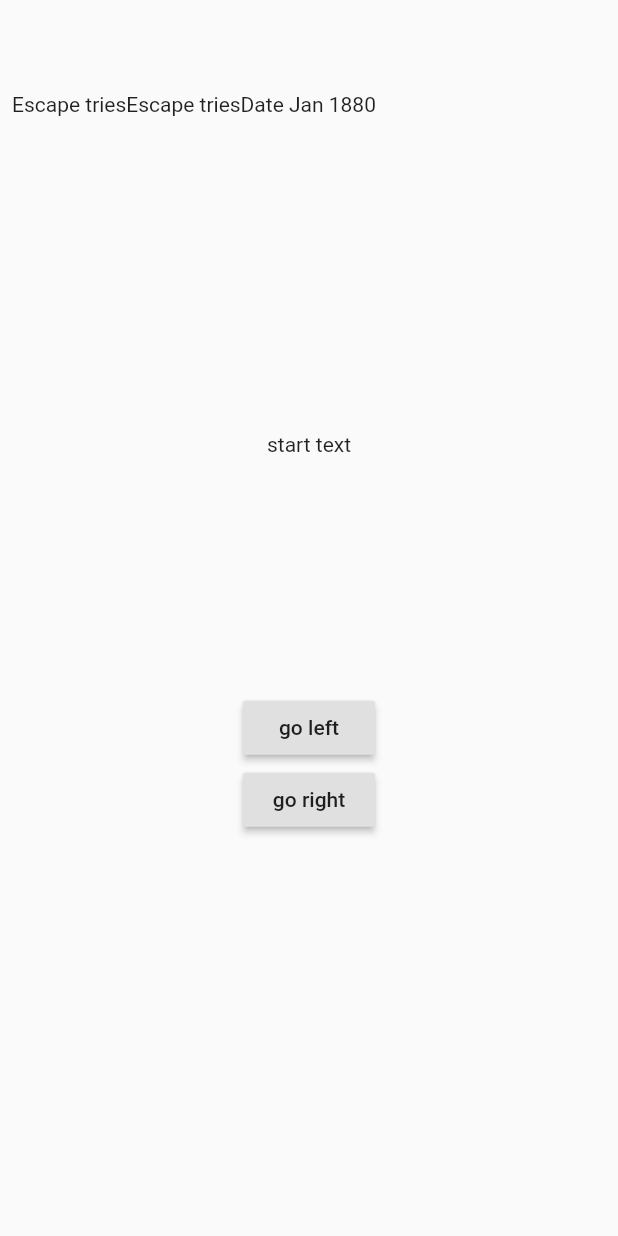
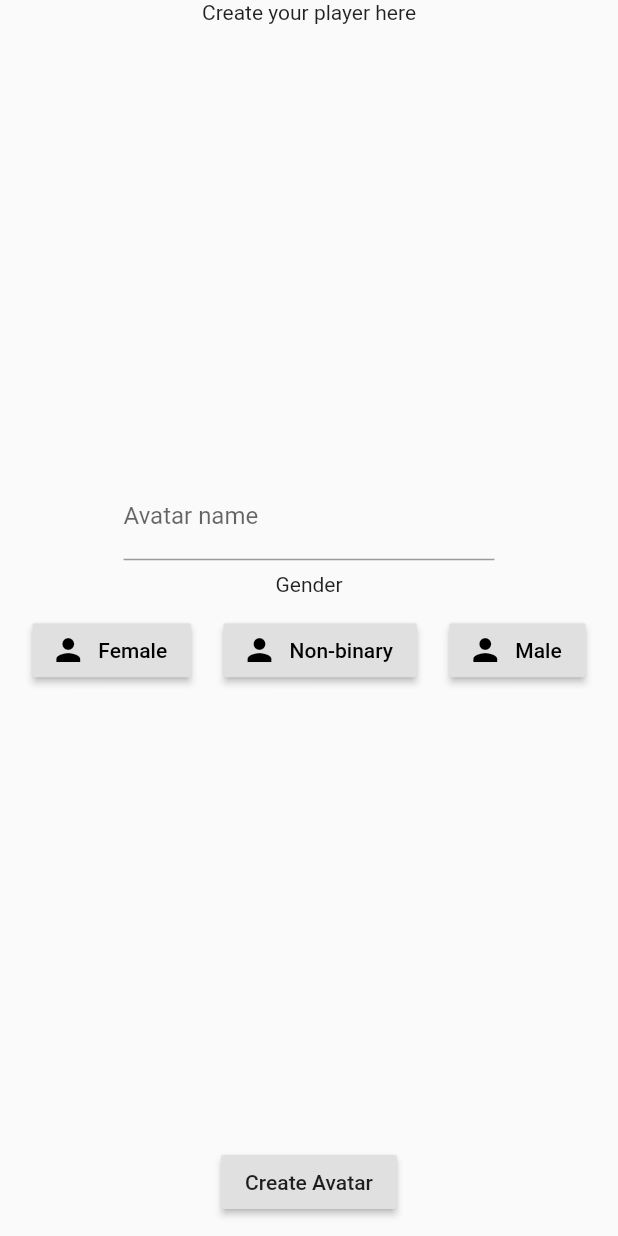
Before and after one commit to kwe-k-u/HindSight, a Flutter app: the screen it shows after launch, after a tap on "New Game", on a phone screen of 412 x 824 dp. Run offline on Flutter 3.47's test engine with Material 2 defaults, Android fonts, the phone set to English and light mode, and no system bars.

Commit message:
Added create player interface and made ui improvements

```diff
--- a/lib/UI/AboutPage.dart
+++ b/lib/UI/AboutPage.dart
@@ -11,6 +11,7 @@ class AboutPage extends StatelessWidget {
 
 
     return MaterialApp(
+      debugShowCheckedModeBanner: false,
       home: Scaffold(
         body: Container(
           child: Column(
--- a/lib/UI/BibliographyPage.dart
+++ b/lib/UI/BibliographyPage.dart
@@ -8,6 +8,8 @@ class BiblographyPage extends StatelessWidget {
       home: Scaffold(
         body: Container(
           child: ListView(
+            padding: EdgeInsets.all(12.0),
+
           children: [
             //todo use rich text
             Text("Haiti: A Long Descent to Hell | World News | The Guardian. "
--- /dev/null
+++ b/lib/UI/CreatePlayer.dart
@@ -0,0 +1,93 @@
+import 'package:flutter/cupertino.dart';
+import 'package:flutter/material.dart';
+import 'package:hindsight/UI/GamePlayInterface.dart';
+
+
+class CreatePlayer extends StatefulWidget {
+  @override
+  _CreatePlayerState createState() => _CreatePlayerState();
+}
+
+class _CreatePlayerState extends State<CreatePlayer> {
+
+  @override
+  Widget build(BuildContext context) {
+    return MaterialApp(
+      home:SafeArea(
+        child: Scaffold(
+
+          body: Column(
+            mainAxisAlignment: MainAxisAlignment.center,
+            children: [
+              Text("Create your player here"),
+
+              Spacer(),
+
+              Container(
+                width: MediaQuery.of(context).size.width * 0.6,
+                child: TextField(
+                  decoration: InputDecoration(
+                    labelText: "Avatar name"
+                  ),
+                  onChanged: (value){
+
+                  },
+
+                ),
+              ),
+
+
+              Padding(
+                padding: const EdgeInsets.only(top:8.0, bottom: 4.0),
+                child: Text("Gender"),
+              ),
+
+              ButtonBar(
+                alignment: MainAxisAlignment.spaceEvenly,
+                children: [
+
+                  RaisedButton.icon(
+                    icon: Icon(Icons.person),
+                    label: Text("Female"),
+                    onPressed: (){
+
+                    },
+                  ),
+
+                  RaisedButton.icon(
+                    icon: Icon(Icons.person),
+                    label: Text("Non-binary"),
+                    onPressed: (){
+
+                    },
+                  ),
+
+                  RaisedButton.icon(
+                    icon: Icon(Icons.person),
+                    label: Text("Male"),
+                    onPressed: (){
+
+                    },
+                  )
+                ],
+              ),
+
+
+              Spacer(),
+
+              Container(
+                padding: EdgeInsets.only(bottom: 12.0),
+                child: RaisedButton(
+                  child: Text("Create Avatar"),
+                    onPressed: (){
+                    //todo create player
+                  Navigator.push(context, MaterialPageRoute(builder: (context)=> GamePlayInterface()));
+                }),
+              )
+            ],
+          ),
+        ),
+      ),
+    );
+  }
+}
--- a/lib/UI/homescreen.dart
+++ b/lib/UI/homescreen.dart
@@ -2,6 +2,7 @@ import 'package:flutter/material.dart';
 import 'package:flutter/services.dart';
 import 'package:hindsight/UI/AboutPage.dart';
 import 'package:hindsight/UI/BibliographyPage.dart';
+import 'package:hindsight/UI/CreatePlayer.dart';
 import 'package:hindsight/UI/GamePlayInterface.dart';
 
 
@@ -15,6 +16,7 @@ class _HomeScreenState extends State<HomeScreen> {
   @override
   Widget build(BuildContext context) {
     return MaterialApp(
+      debugShowCheckedModeBanner: false,
       home: Scaffold(
         body: Container(
           width: double.infinity,
@@ -26,7 +28,7 @@ class _HomeScreenState extends State<HomeScreen> {
                 padding: const EdgeInsets.all(8.0),
                 child: OutlinedButton(onPressed: (){
 
-                  Navigator.push(context, MaterialPageRoute(builder: (context)=> GamePlayInterface()));
+                  Navigator.push(context, MaterialPageRoute(builder: (context)=> CreatePlayer()));
                 }, child: Text("New Game")),
               ),
               Padding(
--- a/lib/Utils/ActionTree.dart
+++ b/lib/Utils/ActionTree.dart
@@ -49,11 +49,15 @@ class Action{
   Action right;
   Action left;
   String identifier;
+  Image image;
+  String summary;
   double escapeProbability = 0.5;
   Tile tile;
 
-  Action({Tile tile, double escapeProbability,}){
+  Action({Tile tile, double escapeProbability,String summary}){
     this.tile = tile;
+    this.escapeProbability = escapeProbability;
+    this.summary = summary;
   }
 
   // void setRight(Act)
--- a/lib/Utils/Engine.dart
+++ b/lib/Utils/Engine.dart
@@ -1,13 +1,41 @@
 import 'package:hindsight/Utils/ActionTree.dart';
+import 'package:hindsight/Utils/PlayerObject.dart';
 
 import 'resources.dart';
 
 class Engine {
   Action current = ActionTree().root;
+  List<int> __date = [1,1880]; //0: month index   1: year
+  Player player;
 
 
+  Engine([bool restart = false]){
+    if (restart ) { //continue old game
+      //todo create from saved data
+      this.getSavedData();
+    } else { //create new game
+      // player = new Player();//todo set name and gender
+
+    }
+  }
+
+
+
+  void getSavedData(){
+    //todo get data saved on device and set all attributes
+  }
+
+
+  String getDate() =>"${months[__date[0]]} ${__date[1]}";
+
+
+//todo add information popup
 }
+
+
+
   class Tile {
+
 
     String title; ///Text to show to the user action the current action
     List<String> actions; ///Possible actions the user can take
--- a/lib/Utils/resources.dart
+++ b/lib/Utils/resources.dart
@@ -1 +1,14 @@
+import 'package:flutter/material.dart';
+
 import 'Engine.dart';
+
+List<String> months = ["Jan", "Feb", "Mar", "April", "May", "Jun", "Jul",
+                        "Aug", "Sep", "Oct", "Nov", "Dec"];
+
+
+
+ThemeData theme = ThemeData(
+  canvasColor: Colors.brown[300],
+);
+
+Color buttonColor = Colors.brown[900];
```
Also changed, not shown: lib/UI/GamePlayInterface.dart (+82 -17 lines).
